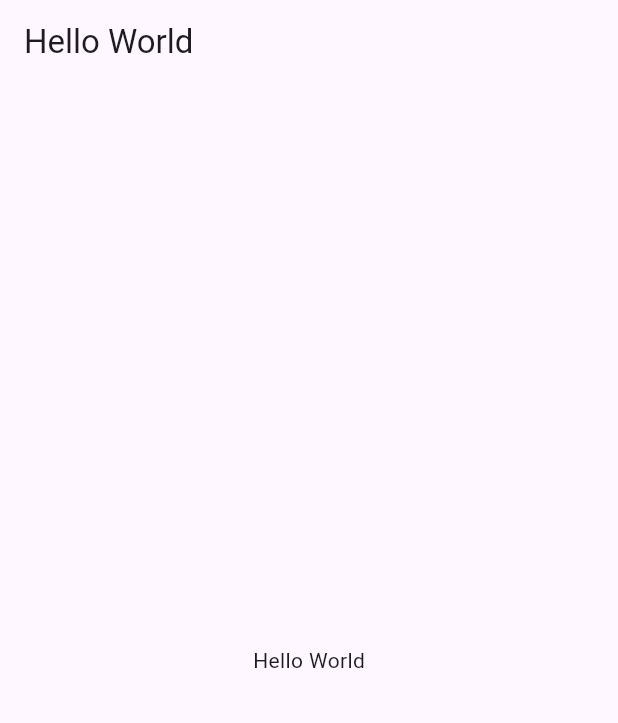
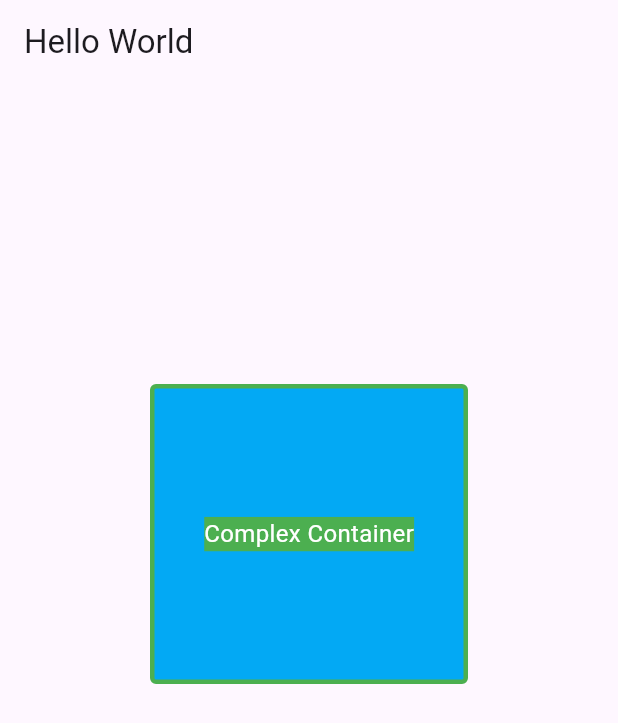
Before and after one commit to krishansharma11/40DaysOfFlutter, a Flutter app: the screen it shows after launch, on a phone screen of 412 x 824 dp. Shown: the top 723 px of the screen. Run offline on Flutter 3.47's test engine with Material 3 defaults, Android fonts, the light colour scheme and no system bars.

Commit message:
Added container

```diff
--- a/lib/main.dart
+++ b/lib/main.dart
@@ -12,8 +12,26 @@ class MyApp extends StatelessWidget {
       appBar: AppBar(
         title: (const Text("Hello World")),
       ),
-      body: const Center(
-        child: Text("Hello World"),
+      body: Container(
+        alignment: Alignment.center,
+        height: 200,
+        width: 400,
+        padding: const EdgeInsets.all(10),
+        margin: const EdgeInsets.symmetric(vertical: 200, horizontal: 100),
+        decoration: BoxDecoration(
+            color: Colors.lightBlue,
+            border: Border.all(color: Colors.green, width: 3),
+            borderRadius: BorderRadius.circular(4)),
+        // transform: Matrix4.rotationZ(0.1),
+        // clipBehavior: Clip.antiAliasWithSaveLayer,
+        child: const Text(
+          'Complex Container',
+          style: TextStyle(
+            color: Colors.white,
+            backgroundColor: Colors.green,
+            fontSize: 16,
+          ),
+        ),
       ),
     ));
   }
```
Also changed, not shown: flutter_01.png (added).
